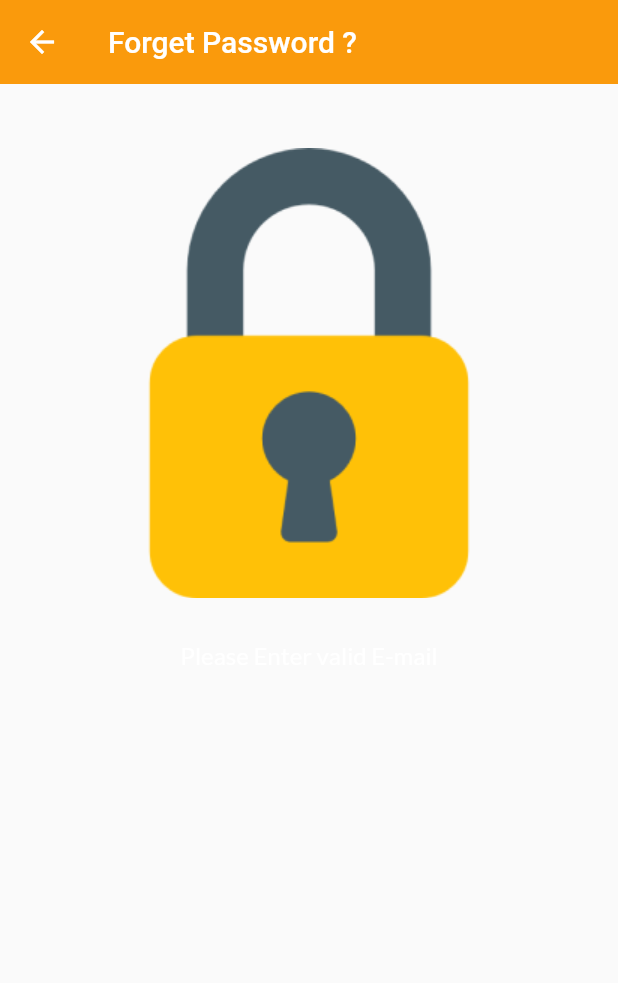
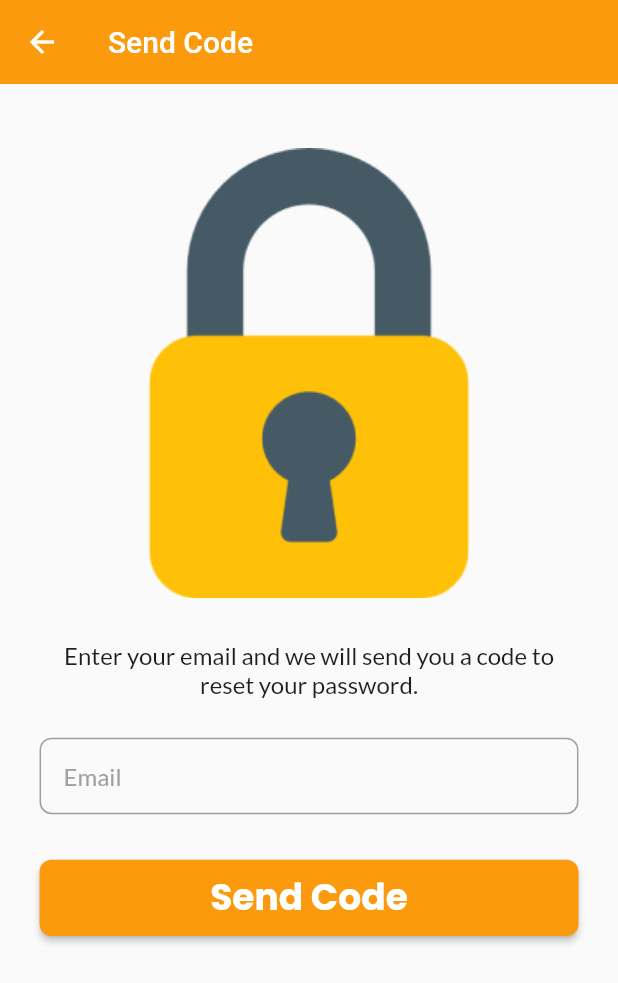
Before and after one commit to KhaledRamadan880/Chef-App, a Flutter app: the SendCodeScreen screen opened by its route, on a phone screen of 412 x 824 dp. Shown: the top 983 px of the screen. Run offline on Flutter 3.47's test engine with Material 2 defaults, Android fonts, the phone set to English and light mode, and no system bars; our stand-ins replace dartz, dio, flutter_bloc, flutter_screenutil, flutter_spinkit, fluttertoast and 3 more; accounts and stored records are empty.

Commit message:
Send Reset Code

```diff
--- a/assets/translation/ar.json
+++ b/assets/translation/ar.json
@@ -20,6 +20,7 @@
     "newPassword": "كلمة المرور الجديدة",
     "oldPassword": "كلمة المرور القديمة",
     "code": "الكود",
+    "sendCode": "إرسال الكود",
     "description": "اكتب بعض الوصف",
     "profile": "الملف الشخصي",
     "confirm": "تأكيد",
--- a/assets/translation/en.json
+++ b/assets/translation/en.json
@@ -17,11 +17,12 @@
     "confirmPassword": "Confirm Password",
     "forgetPassword": "Forget Password ?",
     "sendResetLink": "Send Reset Link",
-    "sendResetLinkInfo": "Enter your email address below and we will send you a code via your mail to reset your password.",
+    "sendResetLinkInfo": "Enter your email and we will send you a code to reset your password.",
     "createYourNewPassword": "Create Your New Password",
     "newPassword": "New Password",
     "oldPassword": "Old Password",
     "code": "Code",
+    "sendCode": "Send Code",
     "description": "Write some Description",
     "profile": "Profile",
     "confirm": "Confirm",
--- a/lib/core/database/api/api_interceptors.dart
+++ b/lib/core/database/api/api_interceptors.dart
@@ -15,8 +15,8 @@ class ApiInterCeptors extends Interceptor {
 
   @override
   void onResponse(Response response, ResponseInterceptorHandler handler) {
-    // TODO: implement onResponse
     super.onResponse(response, handler);
+    // return handler.next(response);
   }
 
   @override
--- a/lib/core/services/service_locator.dart
+++ b/lib/core/services/service_locator.dart
@@ -3,7 +3,8 @@ import 'package:chef_app/core/database/api/api_consumer.dart';
 import 'package:chef_app/core/database/api/dio_consumer.dart';
 import 'package:chef_app/core/database/cache/cache.dart';
 import 'package:chef_app/features/auth/data/repository/auth_repository.dart';
-import 'package:chef_app/features/auth/presentation/cubits/cubit/login_cubit.dart';
+import 'package:chef_app/features/auth/presentation/cubits/forget_pass_cubit/forget_pass_cubit.dart';
+import 'package:chef_app/features/auth/presentation/cubits/login_cubit/login_cubit.dart';
 import 'package:dio/dio.dart';
 import 'package:get_it/get_it.dart';
 
@@ -12,6 +13,8 @@ final sl = GetIt.instance;
 void initServiceLocator() {
   sl.registerLazySingleton(() => GlobalCubit());
   sl.registerLazySingleton(() => LoginCubit(sl()));
+  sl.registerLazySingleton(() => ForgetPassCubit(sl()));
+
   sl.registerLazySingleton(() => AuthRepository());
 
   sl.registerLazySingleton(() => Cache());
--- a/lib/core/util/strings.dart
+++ b/lib/core/util/strings.dart
@@ -19,6 +19,7 @@ class AppStrings {
   static const String forgetPassword = 'forgetPassword';
   static const String newPassword = 'newPassword';
   static const String oldPassword = 'oldPassword';
+  static const String sendCode = 'sendCode';
   static const String sendResetLink = 'sendResetLink';
   static const String sendResetLinkInfo = 'sendResetLinkInfo';
   static const String code = 'code';
--- a/lib/core/util/widgets/custom_text_field.dart
+++ b/lib/core/util/widgets/custom_text_field.dart
@@ -17,7 +17,7 @@ class CustomTextField extends StatelessWidget {
     this.suffixShow = false,
     this.obscure = false,
     this.suffixIcon = const Text(''),
-    required this.validator,
+    this.validator,
   });
 
   @override
--- a/lib/core/util/widgets/primary_button.dart
+++ b/lib/core/util/widgets/primary_button.dart
@@ -7,11 +7,9 @@ class PrimaryButton extends StatelessWidget {
   const PrimaryButton({
     super.key,
     required this.title,
-    required this.route,
     required this.onPressed,
   });
   final String title;
-  final String route;
   final VoidCallback onPressed;
 
   @override
--- /dev/null
+++ b/lib/features/auth/presentation/cubits/forget_pass_cubit/forget_pass_cubit.dart
@@ -0,0 +1,22 @@
+import 'package:chef_app/features/auth/data/repository/auth_repository.dart';
+import 'package:chef_app/features/auth/presentation/cubits/forget_pass_cubit/forget_pass_state.dart';
+import 'package:flutter/material.dart';
+import 'package:flutter_bloc/flutter_bloc.dart';
+
+class ForgetPassCubit extends Cubit<ForgetPassState> {
+  ForgetPassCubit(this.authRepository) : super(ForgetPassInitial());
+
+  TextEditingController emailController = TextEditingController();
+  GlobalKey<FormState> sendCodeKey = GlobalKey<FormState>();
+  final AuthRepository authRepository;
+
+  //! Send Code Method
+  void sendCode() async {
+    emit(SendCodeLoadingState());
+    final res = await authRepository.sendCode(emailController.text);
+    res.fold(
+      (l) => emit(SendCodeErrorState(l)),
+      (r) => emit(SendCodeSuccessState(r)),
+    );
+  }
+}
--- /dev/null
+++ b/lib/features/auth/presentation/cubits/forget_pass_cubit/forget_pass_state.dart
@@ -0,0 +1,17 @@
+class ForgetPassState {}
+
+final class ForgetPassInitial extends ForgetPassState {}
+
+final class SendCodeLoadingState extends ForgetPassState {}
+
+final class SendCodeSuccessState extends ForgetPassState {
+  final String email;
+
+  SendCodeSuccessState(this.email);
+}
+
+final class SendCodeErrorState extends ForgetPassState {
+  final String message;
+
+  SendCodeErrorState(this.message);
+}
--- a/lib/features/auth/presentation/cubits/cubit/login_cubit.dart
+++ b/lib/features/auth/presentation/cubits/login_cubit/login_cubit.dart
@@ -3,7 +3,7 @@ import 'package:chef_app/core/database/cache/cache.dart';
 import 'package:chef_app/core/services/service_locator.dart';
 import 'package:chef_app/features/auth/data/model/login_model.dart';
 import 'package:chef_app/features/auth/data/repository/auth_repository.dart';
-import 'package:chef_app/features/auth/presentation/cubits/cubit/login_state.dart';
+import 'package:chef_app/features/auth/presentation/cubits/login_cubit/login_state.dart';
 import 'package:flutter/material.dart';
 import 'package:flutter_bloc/flutter_bloc.dart';
 
--- a/lib/features/auth/presentation/screens/send_code_screen.dart
+++ b/lib/features/auth/presentation/screens/send_code_screen.dart
@@ -1,12 +1,18 @@
 import 'package:chef_app/core/database/local/app_locale.dart';
-import 'package:chef_app/core/routes/routes.dart';
+import 'package:chef_app/core/util/color.dart';
+import 'package:chef_app/core/util/commons.dart';
 import 'package:chef_app/core/util/widgets/custom_app_bar.dart';
+import 'package:chef_app/core/util/widgets/custom_loading_indicator.dart';
 import 'package:chef_app/core/util/widgets/custom_text_field.dart';
 import 'package:chef_app/core/util/widgets/primary_button.dart';
 import 'package:chef_app/core/util/images.dart';
 import 'package:chef_app/core/util/strings.dart';
 import 'package:chef_app/core/util/theme/theme.dart';
+import 'package:chef_app/features/auth/presentation/cubits/forget_pass_cubit/forget_pass_cubit.dart';
+import 'package:chef_app/features/auth/presentation/cubits/forget_pass_cubit/forget_pass_state.dart';
+import 'package:chef_app/features/auth/presentation/cubits/login_cubit/login_state.dart';
 import 'package:flutter/material.dart';
+import 'package:flutter_bloc/flutter_bloc.dart';
 import 'package:flutter_screenutil/flutter_screenutil.dart';
 
 class SendCodeScreen extends StatelessWidget {
@@ -15,8 +21,9 @@ class SendCodeScreen extends StatelessWidget {
   @override
   Widget build(BuildContext context) {
     return Scaffold(
-      appBar: customAppBar(title: AppStrings.forgetPassword.tr(context)),
-      body: Center(
+      appBar: customAppBar(title: AppStrings.sendCode.tr(context)),
+      body: SingleChildScrollView(
+        child: Center(
           child: Padding(
             padding: EdgeInsets.symmetric(horizontal: 24.w, vertical: 40.h),
             child: Column(
@@ -30,23 +37,69 @@ class SendCodeScreen extends StatelessWidget {
                 SizedBox(height: 26.h),
                 //! Title
                 Text(
-                AppStrings.pleaseEnterValidEmail.tr(context),
+                  AppStrings.sendResetLinkInfo.tr(context),
                   textAlign: TextAlign.center,
                   style: appTheme().textTheme.bodySmall!.copyWith(
                         fontSize: 16,
+                        color: AppColors.black,
                       ),
                 ),
                 SizedBox(height: 26.h),
+                BlocConsumer<ForgetPassCubit, ForgetPassState>(
+                  listener: (context, state) {
+                    if (state is SendCodeSuccessState) {
+                      toast(message: state.email, state: ToastStates.success);
+                    }
+                    if (state is SendCodeErrorState) {
+                      toast(message: state.message, state: ToastStates.error);
+                    }
+                  },
+                  builder: (context, state) {
+                    return Form(
+                      key:
+                          BlocProvider.of<ForgetPassCubit>(context).sendCodeKey,
+                      child: Column(
+                        children: [
                           //! Email TextField
-              //  CustomTextField(
-              //   hint: AppStrings.email.tr(context)),
+                          CustomTextField(
+                            hint: AppStrings.email.tr(context),
+                            controller:
+                                BlocProvider.of<ForgetPassCubit>(context)
+                                    .emailController,
+                            validator: (value) {
+                              if (value!.isEmpty ||
+                                  !value.contains('@gmail.com')) {
+                                return AppStrings.pleaseEnterValidEmail
+                                    .tr(context);
+                              }
+                              return null;
+                            },
+                          ),
                           SizedBox(height: 30.h),
                           //! Send Code Button
-              // PrimaryButton(
-              //   title: AppStrings.sendResetLink.tr(context),
-              //   route: Routes.createNewPass,
-              // ),
+                          state is SendCodeLoadingState
+                              ? const CustomLoadingIndicator()
+                              : PrimaryButton(
+                                  onPressed: () {
+                                    if (BlocProvider.of<ForgetPassCubit>(
+                                            context)
+                                        .sendCodeKey
+                                        .currentState!
+                                        .validate()) {
+                                      BlocProvider.of<ForgetPassCubit>(context)
+                                          .sendCode();
+                                    }
+                                  },
+                                  title: AppStrings.sendCode.tr(context),
+                                  // route: Routes.createNewPass,
+                                ),
                         ],
+                      ),
+                    );
+                  },
+                ),
+              ],
+            ),
           ),
         ),
       ),
--- a/lib/main.dart
+++ b/lib/main.dart
@@ -1,7 +1,8 @@
 import 'package:chef_app/core/bloc/cubit/global_cubit.dart';
 import 'package:chef_app/core/database/cache/cache.dart';
 import 'package:chef_app/core/services/service_locator.dart';
-import 'package:chef_app/features/auth/presentation/cubits/cubit/login_cubit.dart';
+import 'package:chef_app/features/auth/presentation/cubits/forget_pass_cubit/forget_pass_cubit.dart';
+import 'package:chef_app/features/auth/presentation/cubits/login_cubit/login_cubit.dart';
 import 'package:flutter/material.dart';
 import 'package:flutter_bloc/flutter_bloc.dart';
 
@@ -16,5 +17,6 @@ void main() async {
   runApp(MultiBlocProvider(providers: [
     BlocProvider(create: (context) => sl<GlobalCubit>()),
     BlocProvider(create: (context) => sl<LoginCubit>()),
+    BlocProvider(create: (context) => sl<ForgetPassCubit>()),
   ], child: const MyApp()));
 }
```
Also changed, not shown: lib/core/database/api/end_points.dart (+5 -3 lines), lib/features/auth/data/repository/auth_repository.dart (+20 -3 lines), lib/features/auth/presentation/screens/login_screen.dart (+7 -10 lines), lib/features/auth/presentation/cubits/login_cubit/login_state.dart (renamed from lib/features/auth/presentation/cubits/cubit/login_state.dart). Lines whose indentation alone changed are shown as unchanged.
